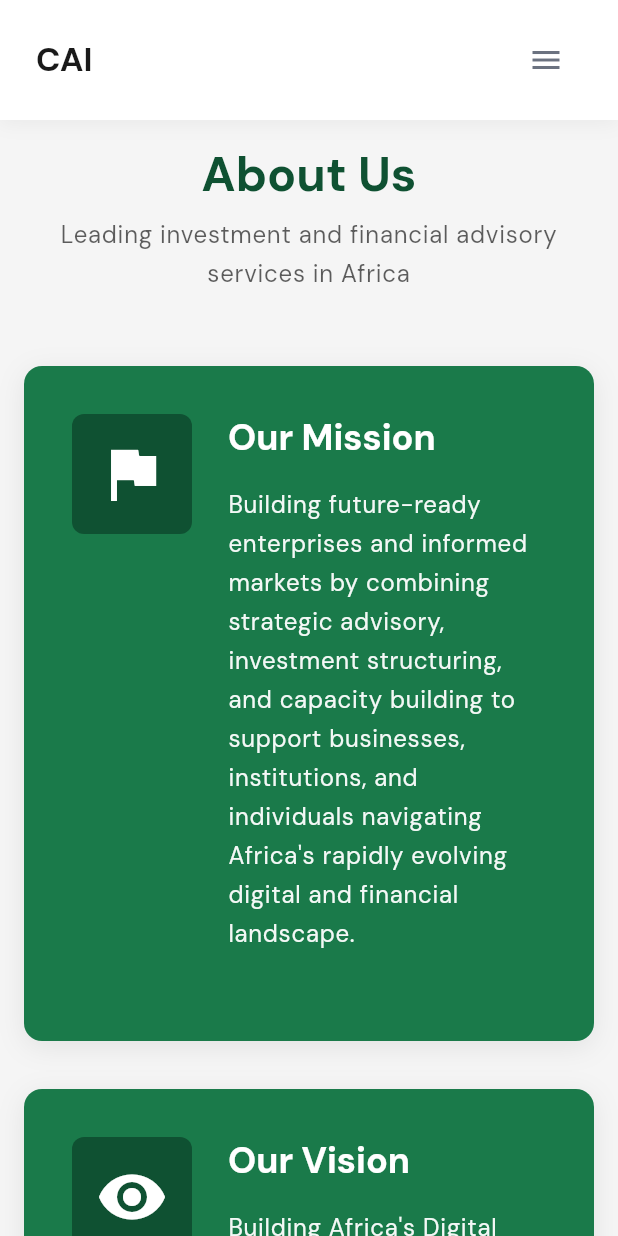
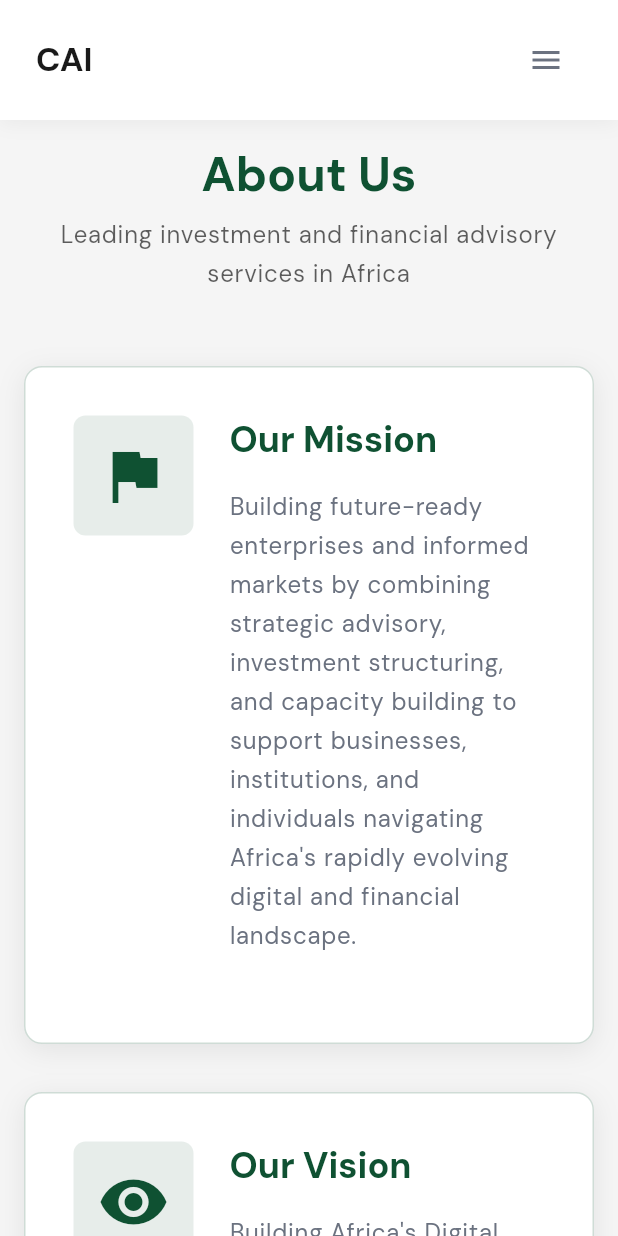
Before and after one commit to talvin-svg/CoreAfrique, a Flutter app: the AboutPage screen opened by its route, on a phone screen of 412 x 824 dp. Run offline on Flutter 3.47's test engine with Material 3 defaults, Android fonts, the phone set to English and light mode, and no system bars; our stand-ins replace go_router, google_fonts, visibility_detector; network calls fail.

Commit message:
ui tweaks

```diff
--- a/lib/features/about/widgets/mission_section.dart
+++ b/lib/features/about/widgets/mission_section.dart
@@ -56,9 +56,13 @@ class MissionSection extends StatelessWidget {
   }) {
     return Container(
       decoration: BoxDecoration(
-        color: AppColors.primaryLight,
+        color: AppColors.surface,
         borderRadius: BorderRadius.circular(AppDimensions.radiusLG),
         boxShadow: AppColors.mediumShadow,
+        border: Border.all(
+          color: AppColors.primary.withOpacity(0.2),
+          width: 1,
+        ),
       ),
       padding: const EdgeInsets.all(AppDimensions.paddingXL),
       child: Row(
@@ -67,13 +71,13 @@ class MissionSection extends StatelessWidget {
           Container(
             padding: const EdgeInsets.all(AppDimensions.paddingMD),
             decoration: BoxDecoration(
-              color: AppColors.primary,
+              color: AppColors.primary.withOpacity(0.1),
               borderRadius: BorderRadius.circular(AppDimensions.radiusMD),
             ),
             child: Icon(
               icon,
               size: AppDimensions.iconXL,
-              color: Colors.white,
+              color: AppColors.primary,
             ),
           ),
           const SizedBox(width: AppDimensions.spacingLG),
@@ -85,14 +89,15 @@ class MissionSection extends StatelessWidget {
                   title,
                   style: Theme.of(context).textTheme.headlineSmall?.copyWith(
                     fontWeight: FontWeight.bold,
-                    color: Colors.white,
+                    color: AppColors.primary,
                   ),
                 ),
                 const SizedBox(height: AppDimensions.spacingMD),
                 Text(
                   content,
                   style: Theme.of(context).textTheme.bodyLarge?.copyWith(
-                    color: Colors.white.withOpacity(0.95),
+                    color: AppColors.textSecondary,
+                    height: 1.6,
                   ),
                 ),
               ],
--- a/lib/features/shared/widgets/stat_card.dart
+++ b/lib/features/shared/widgets/stat_card.dart
@@ -17,9 +17,7 @@ class StatCard extends StatelessWidget {
   @override
   Widget build(BuildContext context) {
     return Container(
-      constraints: const BoxConstraints(
-        minHeight: 140,
-      ),
+      constraints: const BoxConstraints(minHeight: 140),
       decoration: BoxDecoration(
         color: AppColors.surface,
         borderRadius: BorderRadius.circular(AppDimensions.radiusLG),
@@ -79,7 +77,7 @@ class StatCard extends StatelessWidget {
                           value,
                           style: Theme.of(
                             context,
-                          ).textTheme.headlineMedium?.copyWith(
+                          ).textTheme.headlineSmall?.copyWith(
                             fontWeight: FontWeight.bold,
                             color: AppColors.secondary,
                           ),
```
Lines whose indentation alone changed are shown as unchanged.
